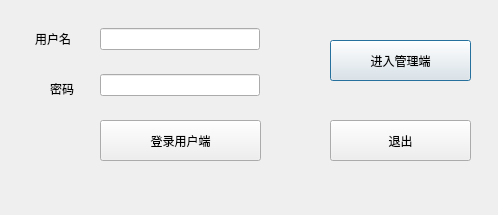
Above: venv/choose_user.ui from pickerxxr/Database_project_5012 before the change. Below: the same form after it.
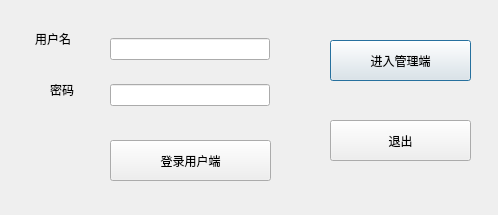
That is the form after the change.

```diff
--- a/venv/choose_user.ui
+++ b/venv/choose_user.ui
@@ -16,8 +16,8 @@
   <widget class="QLabel" name="error_message">
    <property name="geometry">
     <rect>
-     <x>120</x>
-     <y>9</y>
+     <x>100</x>
+     <y>170</y>
      <width>281</width>
      <height>31</height>
     </rect>
@@ -55,8 +55,8 @@
   <widget class="QWidget" name="verticalLayoutWidget">
    <property name="geometry">
     <rect>
-     <x>100</x>
-     <y>10</y>
+     <x>110</x>
+     <y>20</y>
      <width>160</width>
      <height>104</height>
     </rect>
@@ -77,8 +77,8 @@
   <widget class="QPushButton" name="init_user_button">
    <property name="geometry">
     <rect>
-     <x>100</x>
-     <y>120</y>
+     <x>110</x>
+     <y>140</y>
      <width>161</width>
      <height>41</height>
     </rect>
@@ -92,7 +92,7 @@
     <rect>
      <x>35</x>
      <y>30</y>
-     <width>81</width>
+     <width>61</width>
      <height>18</height>
     </rect>
    </property>
@@ -105,8 +105,8 @@
     <rect>
      <x>50</x>
      <y>80</y>
-     <width>81</width>
-     <height>18</height>
+     <width>41</width>
+     <height>20</height>
     </rect>
    </property>
    <property name="text">
```
